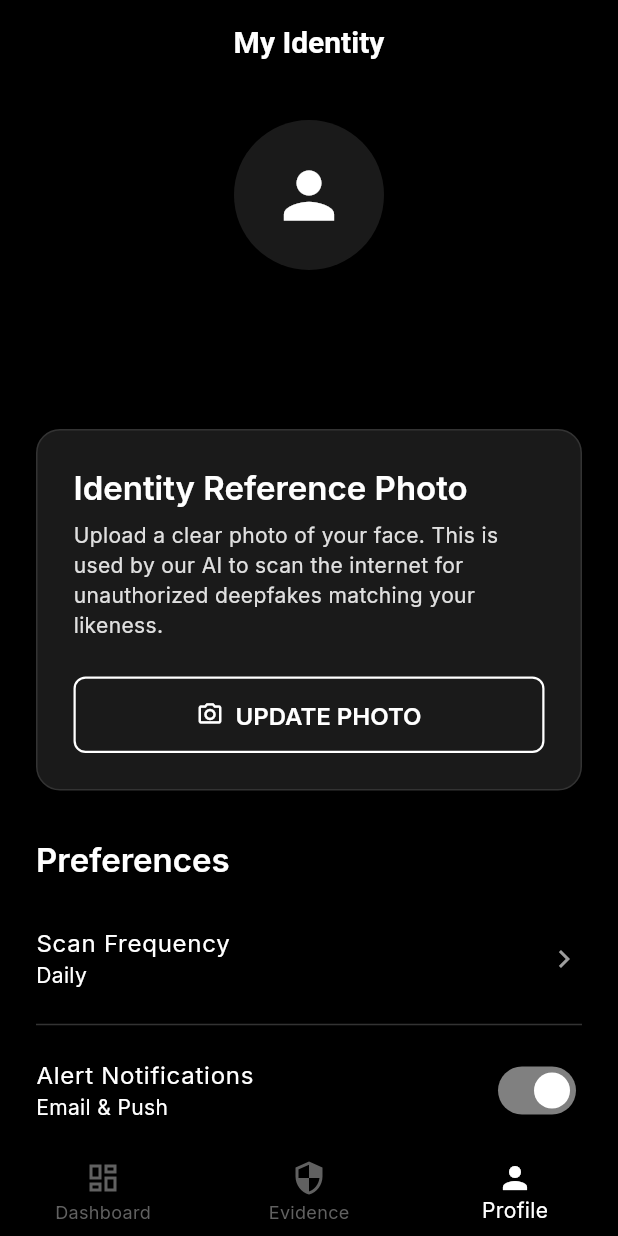
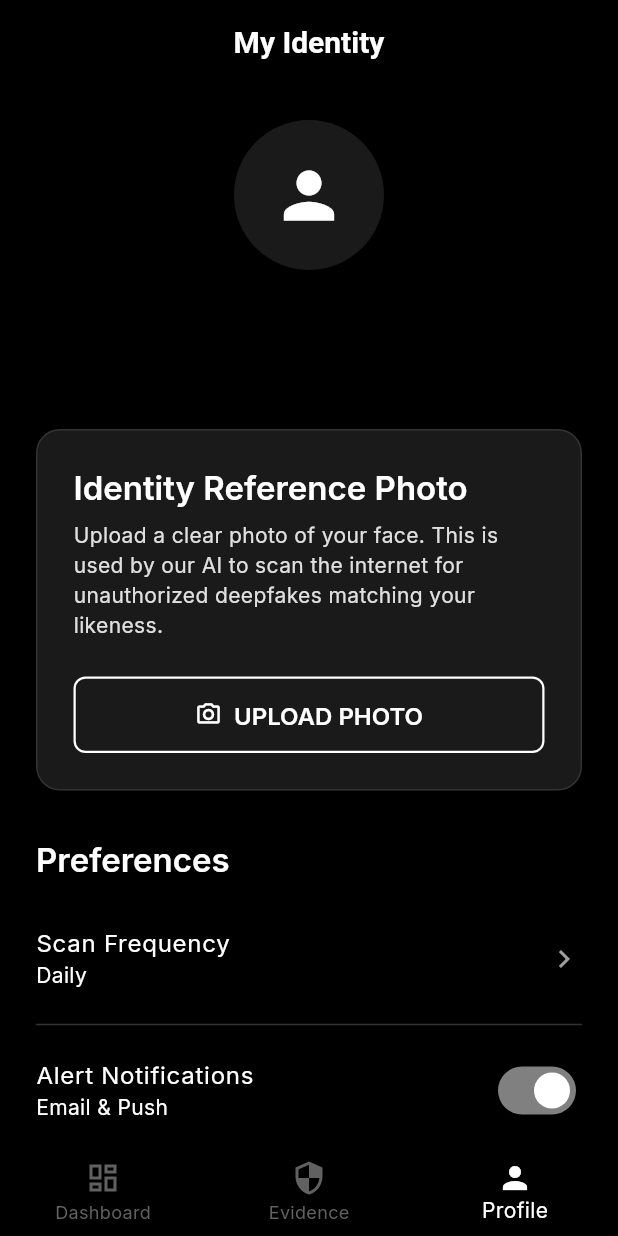
Before and after one commit to TusharV007/Nyra-AI, a Flutter app: the screen it shows once a user with an empty profile is signed in, item 3 of the bottom bar chosen, on a phone screen of 412 x 824 dp. Run offline on Flutter 3.47's test engine with Material 3 defaults, Android fonts, the phone set to English and light mode, and no system bars; our stand-ins replace cloud_firestore, firebase_auth, firebase_core, firebase_storage, google_fonts, image_picker; accounts and stored records are empty.

Commit message:
state update for viewed photo

```diff
--- a/nyra/lib/screens/profile/profile_screen.dart
+++ b/nyra/lib/screens/profile/profile_screen.dart
@@ -15,8 +15,10 @@ class ProfileScreen extends StatefulWidget {
 class _ProfileScreenState extends State<ProfileScreen> {
   bool _alertsEnabled = true;
   bool _isUploading = false;
+  bool _isDeleting = false;
   final _picker = ImagePicker();
-  final User? user = FirebaseAuth.instance.currentUser;
+
+  User? get user => FirebaseAuth.instance.currentUser;
 
   Future<void> _uploadPhoto() async {
     if (user == null) return;
@@ -56,6 +58,34 @@ class _ProfileScreenState extends State<ProfileScreen> {
     }
   }
 
+  Future<void> _deletePhoto() async {
+    if (user == null || user!.photoURL == null) return;
+
+    setState(() => _isDeleting = true);
+
+    try {
+      await StorageService().deleteProfilePhoto(user!.uid);
+      await DatabaseService().deleteProfilePhoto(user!.uid);
+      await user!.updatePhotoURL(null);
+      await user!.reload();
+
+      if (mounted) {
+        setState(() {});
+        ScaffoldMessenger.of(
+          context,
+        ).showSnackBar(const SnackBar(content: Text('Profile photo deleted.')));
+      }
+    } catch (e) {
+      if (mounted) {
+        ScaffoldMessenger.of(
+          context,
+        ).showSnackBar(SnackBar(content: Text('Error deleting photo: $e')));
+      }
+    } finally {
+      if (mounted) setState(() => _isDeleting = false);
+    }
+  }
+
   @override
   Widget build(BuildContext context) {
     return Scaffold(
@@ -64,7 +94,15 @@ class _ProfileScreenState extends State<ProfileScreen> {
         automaticallyImplyLeading: false,
       ),
       body: SafeArea(
+        child: RefreshIndicator(
+          onRefresh: () async {
+            if (user != null) {
+              await user!.reload();
+              if (mounted) setState(() {});
+            }
+          },
           child: SingleChildScrollView(
+            physics: const AlwaysScrollableScrollPhysics(),
             padding: const EdgeInsets.all(24.0),
             child: Column(
               crossAxisAlignment: CrossAxisAlignment.stretch,
@@ -75,6 +113,7 @@ class _ProfileScreenState extends State<ProfileScreen> {
                 const SizedBox(height: 32),
                 _buildSettingsSection(context),
               ],
+            ),
           ),
         ),
       ),
@@ -129,8 +168,24 @@ class _ProfileScreenState extends State<ProfileScreen> {
             style: Theme.of(context).textTheme.bodyMedium,
           ),
           const SizedBox(height: 24),
-          OutlinedButton.icon(
-            onPressed: _isUploading ? null : _uploadPhoto,
+          if (user?.photoURL != null) ...[
+            ClipRRect(
+              borderRadius: BorderRadius.circular(12),
+              child: Image.network(
+                user!.photoURL!,
+                height: 250,
+                width: double.infinity,
+                fit: BoxFit.cover,
+              ),
+            ),
+            const SizedBox(height: 16),
+            Row(
+              children: [
+                Expanded(
+                  child: OutlinedButton.icon(
+                    onPressed: _isUploading || _isDeleting
+                        ? null
+                        : _uploadPhoto,
                     icon: _isUploading
                         ? const SizedBox(
                             width: 18,
@@ -138,7 +193,57 @@ class _ProfileScreenState extends State<ProfileScreen> {
                             child: CircularProgressIndicator(strokeWidth: 2),
                           )
                         : const Icon(Icons.camera_alt_outlined),
-            label: Text(_isUploading ? 'UPLOADING...' : 'UPDATE PHOTO'),
+                    label: const FittedBox(
+                      fit: BoxFit.scaleDown,
+                      child: Text('UPDATE'),
+                    ),
+                    style: OutlinedButton.styleFrom(
+                      minimumSize: const Size(double.infinity, 50),
+                      padding: const EdgeInsets.symmetric(horizontal: 8),
+                    ),
+                  ),
+                ),
+                const SizedBox(width: 16),
+                Expanded(
+                  child: ElevatedButton.icon(
+                    onPressed: _isUploading || _isDeleting
+                        ? null
+                        : _deletePhoto,
+                    icon: _isDeleting
+                        ? const SizedBox(
+                            width: 18,
+                            height: 18,
+                            child: CircularProgressIndicator(
+                              strokeWidth: 2,
+                              color: Colors.black,
+                            ),
+                          )
+                        : const Icon(Icons.delete_outline),
+                    label: const FittedBox(
+                      fit: BoxFit.scaleDown,
+                      child: Text('DELETE'),
+                    ),
+                    style: ElevatedButton.styleFrom(
+                      backgroundColor: Colors.white,
+                      foregroundColor: Colors.black,
+                      minimumSize: const Size(double.infinity, 50),
+                      padding: const EdgeInsets.symmetric(horizontal: 8),
+                    ),
+                  ),
+                ),
+              ],
+            ),
+          ] else
+            OutlinedButton.icon(
+              onPressed: _isUploading || _isDeleting ? null : _uploadPhoto,
+              icon: _isUploading
+                  ? const SizedBox(
+                      width: 18,
+                      height: 18,
+                      child: CircularProgressIndicator(strokeWidth: 2),
+                    )
+                  : const Icon(Icons.camera_alt_outlined),
+              label: Text(_isUploading ? 'UPLOADING...' : 'UPLOAD PHOTO'),
               style: OutlinedButton.styleFrom(
                 minimumSize: const Size(double.infinity, 50),
               ),
```
Also changed, not shown: nyra/lib/services/database_service.dart (+12 -0 lines), nyra/lib/services/storage_service.dart (+14 -0 lines). Lines whose indentation alone changed are shown as unchanged.
